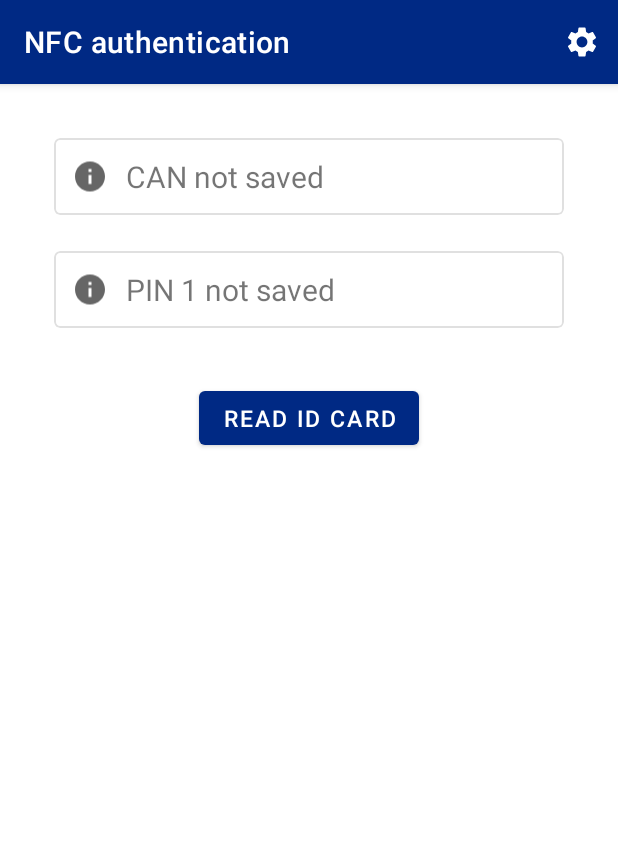
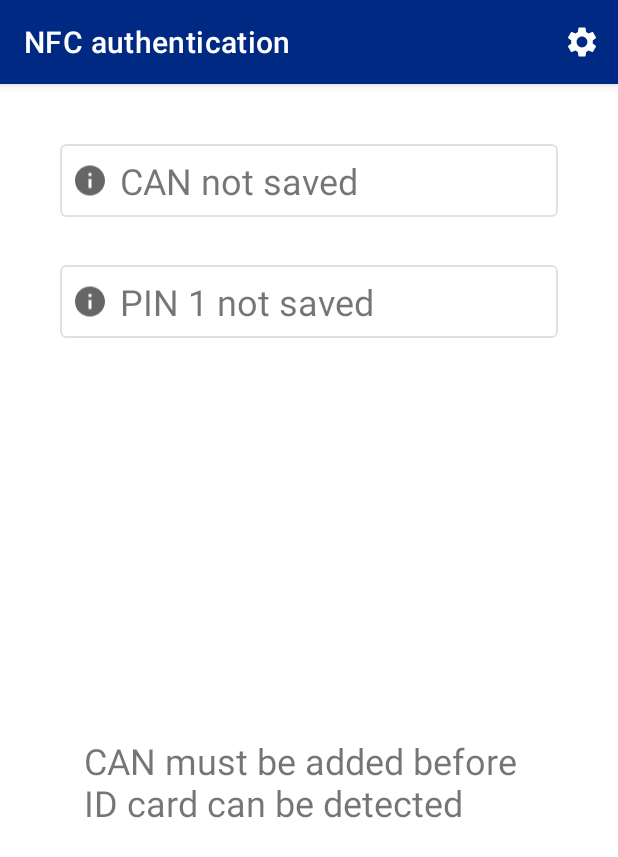
Before and after one commit to TanelOrumaa/Estonian-ID-card-mobile-authenticator-POC, an Android app: the screen it shows after launch (MainActivity), on a phone screen of 412 x 824 dp. Shown: the top 857 px of the screen. Run offline under Robolectric (Android 15) with nearby library versions, the phone set to English and light mode, and no system bars; 4 statements that could not run were skipped.

Commit message:
MOB-40 home fragment logic changed

```diff
--- a/MobileAuthApp/app/src/main/res/layout/fragment_home.xml
+++ b/MobileAuthApp/app/src/main/res/layout/fragment_home.xml
@@ -4,7 +4,7 @@
     xmlns:tools="http://schemas.android.com/tools"
     android:layout_width="match_parent"
     android:layout_height="match_parent"
-    android:padding="24dp"
+    android:padding="@dimen/padding"
     tools:context=".HomeFragment">
 
     <LinearLayout
@@ -20,7 +20,7 @@
             android:id="@+id/can_status"
             android:layout_width="match_parent"
             android:layout_height="wrap_content"
-            android:layout_margin="12dp"
+            android:layout_margin="@dimen/margin_big"
             app:strokeWidth="1dp"
             app:strokeColor="@color/stroke_color"
             app:cardElevation="0dp">
@@ -32,14 +32,14 @@
 
                 <ImageView
                     android:id="@+id/can_status_logo"
-                    android:layout_marginStart="12dp"
+                    android:layout_marginStart="@dimen/margin"
                     android:layout_width="wrap_content"
                     android:layout_height="match_parent"/>
 
                 <TextView
                     android:id="@+id/can_status_text"
-                    android:textSize="20sp"
-                    android:padding="12dp"
+                    android:textSize="@dimen/regular_text"
+                    android:padding="@dimen/margin"
                     android:layout_width="match_parent"
                     android:layout_height="wrap_content" />
 
@@ -51,7 +51,7 @@
             android:id="@+id/pin_status"
             android:layout_width="match_parent"
             android:layout_height="wrap_content"
-            android:layout_margin="12dp"
+            android:layout_margin="@dimen/margin_big"
             app:strokeWidth="1dp"
             app:strokeColor="@color/stroke_color"
             app:cardElevation="0dp">
@@ -63,14 +63,14 @@
 
                 <ImageView
                     android:id="@+id/pin_status_logo"
-                    android:layout_marginStart="12dp"
+                    android:layout_marginStart="@dimen/margin"
                     android:layout_width="wrap_content"
                     android:layout_height="match_parent"/>
 
                 <TextView
                     android:id="@+id/pin_status_text"
-                    android:textSize="20sp"
-                    android:padding="12dp"
+                    android:textSize="@dimen/regular_text"
+                    android:padding="@dimen/margin"
                     android:layout_width="match_parent"
                     android:layout_height="wrap_content" />
 
@@ -80,15 +80,24 @@
 
     </LinearLayout>
 
-    <Button
-        android:id="@+id/begin_button"
-        android:layout_width="wrap_content"
+    <LinearLayout
+        android:id="@+id/id_card_detection"
+        android:layout_margin="@dimen/margin_big"
+        android:layout_width="match_parent"
         android:layout_height="wrap_content"
-        android:text="@string/begin_text"
-        android:layout_marginTop="24dp"
-        android:textSize="15sp"
+        android:orientation="vertical"
+        app:layout_constraintStart_toStartOf="parent"
+        app:layout_constraintEnd_toEndOf="parent"
         app:layout_constraintTop_toBottomOf="@id/saved_states"
-        app:layout_constraintStart_toStartOf="parent"
-        app:layout_constraintEnd_toEndOf="parent"/>
+        app:layout_constraintBottom_toBottomOf="parent">
+
+        <TextView
+            android:id="@+id/detection_action_text"
+            android:layout_margin="@dimen/margin_big"
+            android:textSize="@dimen/regular_text"
+            android:text="@string/action_detect"
+            android:layout_width="match_parent"
+            android:layout_height="wrap_content" />
+    </LinearLayout>
 
 </androidx.constraintlayout.widget.ConstraintLayout>
--- a/MobileAuthApp/app/src/main/res/navigation/nav_graph.xml
+++ b/MobileAuthApp/app/src/main/res/navigation/nav_graph.xml
@@ -18,6 +18,9 @@
             android:id="@+id/action_homeFragment_to_canFragment"
             app:destination="@id/canFragment"
             app:popUpTo="@id/homeFragment" />
+        <action
+            android:id="@+id/action_homeFragment_to_userFragment"
+            app:destination="@id/userFragment" />
     </fragment>
     <fragment
         android:id="@+id/pinFragment"
--- a/MobileAuthApp/app/src/main/res/values/dimens.xml
+++ b/MobileAuthApp/app/src/main/res/values/dimens.xml
@@ -1,7 +1,10 @@
 <?xml version="1.0" encoding="utf-8"?>
 <resources>
+    <dimen name="margin_small">4dp</dimen>
     <dimen name="margin">8dp</dimen>
     <dimen name="margin_big">16dp</dimen>
+    <dimen name="padding_tiny">8dp</dimen>
+    <dimen name="padding_small">16dp</dimen>
     <dimen name="padding">24dp</dimen>
     <dimen name="regular_text">24sp</dimen>
     <dimen name="headline_text">32sp</dimen>
--- a/MobileAuthApp/app/src/main/res/values/strings.xml
+++ b/MobileAuthApp/app/src/main/res/values/strings.xml
@@ -40,7 +40,7 @@
     <string name="save_can_title">Save CAN</string>
 
     <!-- string resources for AuthFragment layout -->
-    <string name="auth_instruction_text">Put the ID card against the phone to establish connection</string>
+    <string name="auth_instruction_text">Put the ID card against the phone</string>
     <string name="time_left">Time left %d sek</string>
     <string name="no_time">No time left</string>
     <string name="no_success">Wrong CAN</string>
@@ -89,4 +89,11 @@
     <string name="pin_save_on">On</string>
     <string name="pin_save_off">Off</string>
     <string name="continue_button">CONTINUE</string>
+
+    <!-- TEMPORARY HOME FRAGMENT STRINGS -->
+    <string name="action_detect">Put the ID card against the phone to detect it</string>
+    <string name="action_detect_unavailable">CAN must be added before ID card can be detected</string>
+    <string name="nfc_not_available">NFC is not turned on or is not supported by the phone</string>
+    <string name="nfc_reading_error">The provided CAN does not match the ID card</string>
+    <string name="id_card_removed_early">ID card was removed too eraly</string>
 </resources>
```
Also changed, not shown: MobileAuthApp/app/src/main/java/com/tarkvaraprojekt/mobileauthapp/HomeFragment.kt (+85 -25 lines), MobileAuthApp/app/src/main/res/layout/fragment_auth.xml (+13 -13 lines), MobileAuthApp/app/src/main/res/layout/fragment_user.xml (+24 -24 lines), 2 other files.
